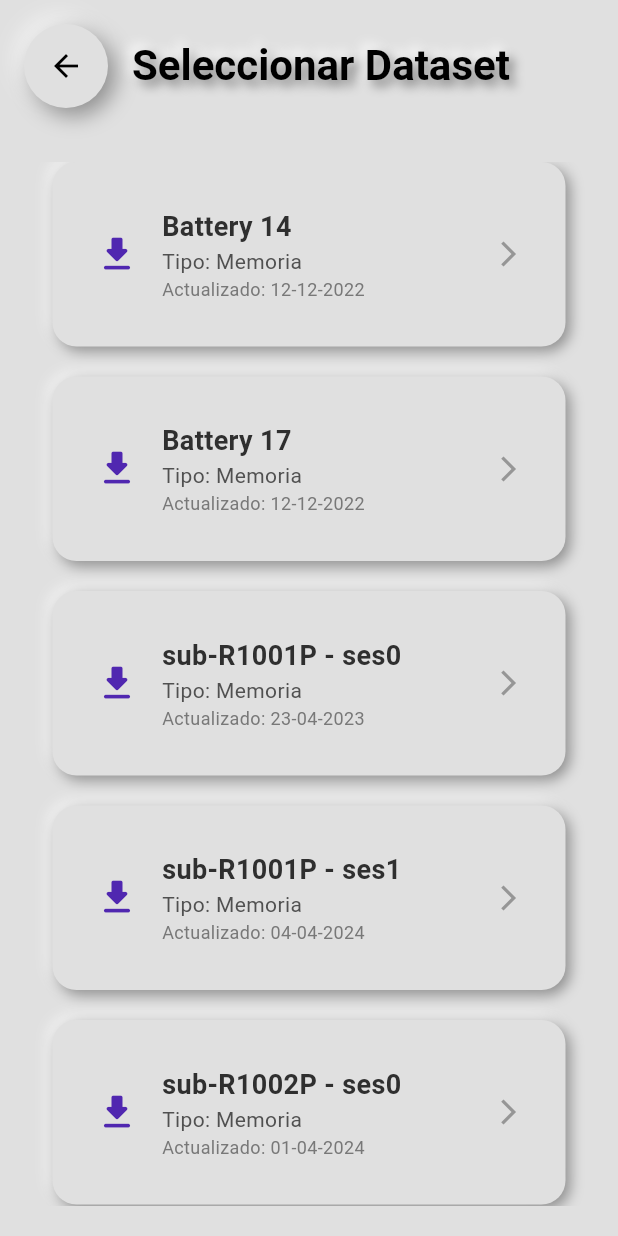
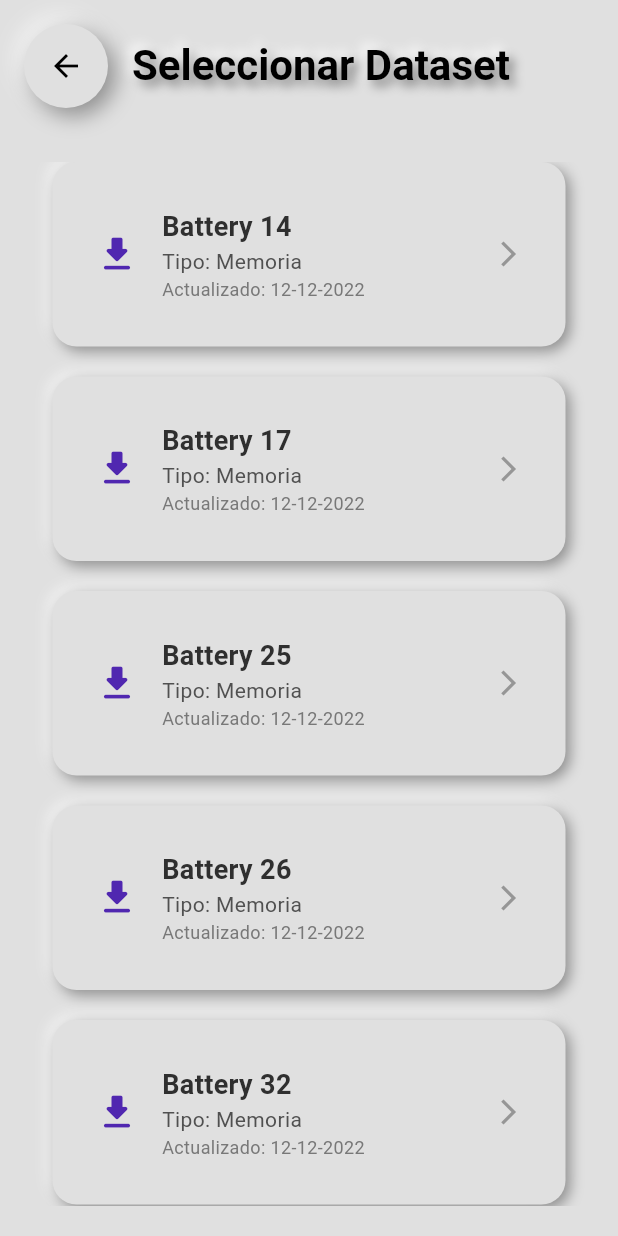
Before and after one commit to jojoji54/Cognitify, a Flutter app: the DatasetSelectionScreen screen opened directly, on a phone screen of 412 x 824 dp. Run offline on Flutter 3.47's test engine with Material 3 defaults, Android fonts, the phone set to English and light mode, and no system bars; our stand-ins replace dashed_circular_progress_bar, fl_chart, flutter_dotenv, flutter_neumorphic_plus, font_awesome_flutter, hive and 4 more; missing offline and left inert: flutter_animator; accounts and stored records are empty.

Commit message:
mejoras varias

```diff
--- a/lib/data/available_datasets.dart
+++ b/lib/data/available_datasets.dart
@@ -6,7 +6,7 @@ final List<DatasetInfo> availableDatasets = [
     name: "Battery 14",
     url: "https://zenodo.org/record/7249732/files/battery14_df.csv?download=1",
     type: "Memoria",
-    subtype: "Secuencia",
+    subtype: "Secuencia de numeros",
     dateAdded: DateTime(2022, 10, 25),
     lastUpdated: DateTime(2022, 12, 12),
   ),
@@ -14,42 +14,93 @@ final List<DatasetInfo> availableDatasets = [
     name: "Battery 17",
     url: "https://zenodo.org/record/7249732/files/battery17_df.csv?download=1",
     type: "Memoria",
-    subtype: "Secuencia",
+    subtype: "Secuencia de numeros",
+    dateAdded: DateTime(2022, 10, 25),
+    lastUpdated: DateTime(2022, 12, 12),
+  ),
+  DatasetInfo(
+    name: "Battery 25",
+    url: "https://zenodo.org/record/7249732/files/battery25_df.csv?download=1",
+    type: "Memoria",
+    subtype: "Secuencia de numeros",
+    dateAdded: DateTime(2022, 10, 25),
+    lastUpdated: DateTime(2022, 12, 12),
+  ),
+  DatasetInfo(
+    name: "Battery 26",
+    url: "https://zenodo.org/record/7249732/files/battery26_df.csv?download=1",
+    type: "Memoria",
+    subtype: "Secuencia de numeros",
+    dateAdded: DateTime(2022, 10, 25),
+    lastUpdated: DateTime(2022, 12, 12),
+  ),
+  DatasetInfo(
+    name: "Battery 32",
+    url: "https://zenodo.org/record/7249732/files/battery32_df.csv?download=1",
+    type: "Memoria",
+    subtype: "Secuencia de numeros",
+    dateAdded: DateTime(2022, 10, 25),
+    lastUpdated: DateTime(2022, 12, 12),
+  ),
+  DatasetInfo(
+    name: "Battery 39",
+    url: "https://zenodo.org/record/7249732/files/battery39_df.csv?download=1",
+    type: "Memoria",
+    subtype: "Secuencia de numeros",
+    dateAdded: DateTime(2022, 10, 25),
+    lastUpdated: DateTime(2022, 12, 12),
+  ),
+  DatasetInfo(
+    name: "Battery 50",
+    url: "https://zenodo.org/record/7249732/files/battery50_df.csv?download=1",
+    type: "Memoria",
+    subtype: "Secuencia de numeros",
+    dateAdded: DateTime(2022, 10, 25),
+    lastUpdated: DateTime(2022, 12, 12),
+  ),
+  DatasetInfo(
+    name: "Battery 60",
+    url: "https://zenodo.org/record/7249732/files/battery60_df.csv?download=1",
+    type: "Memoria",
+    subtype: "Secuencia de numeros",
     dateAdded: DateTime(2022, 10, 25),
     lastUpdated: DateTime(2022, 12, 12),
   ),
   // 🃏 Juego de Parejas (CANTAB o similar)
   DatasetInfo(
     name: "sub-R1001P - ses0",
-    url: "https://raw.githubusercontent.com/juanormaechea97/csv/refs/heads/main/cognify/parejas/sub-R1001P_ses-0_task-PAL1_beh.csv?download=1",
+    url:
+        "https://raw.githubusercontent.com/juanormaechea97/csv/refs/heads/main/cognify/parejas/sub-R1001P_ses-0_task-PAL1_beh.csv?download=1",
     type: "Memoria",
-    subtype: "Parejas",
-    dateAdded:DateTime(2023, 4, 23),
+    subtype: "Pareja de cartas",
+    dateAdded: DateTime(2023, 4, 23),
     lastUpdated: DateTime(2023, 4, 23),
   ),
   DatasetInfo(
     name: "sub-R1001P - ses1",
-    url: "https://raw.githubusercontent.com/juanormaechea97/csv/refs/heads/main/cognify/parejas/sub-R1001P_ses-1_task-PAL1_beh.csv",
+    url:
+        "https://raw.githubusercontent.com/juanormaechea97/csv/refs/heads/main/cognify/parejas/sub-R1001P_ses-1_task-PAL1_beh.csv",
     type: "Memoria",
-    subtype: "Parejas",
-    dateAdded:  DateTime(2024, 4, 4),
+    subtype: "Pareja de cartas",
+    dateAdded: DateTime(2024, 4, 4),
     lastUpdated: DateTime(2024, 4, 4),
   ),
-   DatasetInfo(
+  DatasetInfo(
     name: "sub-R1002P - ses0",
-    url: "https://raw.githubusercontent.com/juanormaechea97/csv/refs/heads/main/cognify/parejas/sub-R1002P_ses-0_task-PAL1_beh.csv",
+    url:
+        "https://raw.githubusercontent.com/juanormaechea97/csv/refs/heads/main/cognify/parejas/sub-R1002P_ses-0_task-PAL1_beh.csv",
     type: "Memoria",
-    subtype: "Parejas",
+    subtype: "Pareja de cartas",
     dateAdded: DateTime(2024, 4, 1),
-    lastUpdated:DateTime(2024, 4, 1),
+    lastUpdated: DateTime(2024, 4, 1),
   ),
-   DatasetInfo(
+  DatasetInfo(
     name: "sub-R1002P - ses2",
-    url: "https://raw.githubusercontent.com/juanormaechea97/csv/refs/heads/main/cognify/parejas/sub-R1002P_ses-2_task-PAL1_beh.csv",
+    url:
+        "https://raw.githubusercontent.com/juanormaechea97/csv/refs/heads/main/cognify/parejas/sub-R1002P_ses-2_task-PAL1_beh.csv",
     type: "Memoria",
-    subtype: "Parejas",
+    subtype: "Pareja de cartas",
     dateAdded: DateTime(2024, 3, 20),
     lastUpdated: DateTime(2024, 3, 20),
   ),
-
 ];
```
Also changed, not shown: lib/models/test_result.dart (+66 -1 lines), lib/screens/test_execution/memory/games/cards/card_pairs_game.dart (+129 -30 lines).
